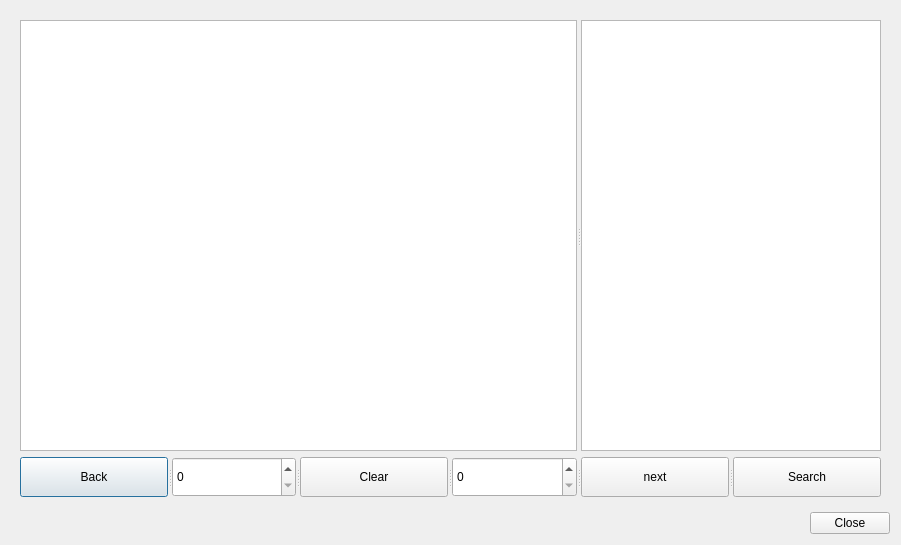
This is admin_client/client_gui/app/UserLookup/forms/UserLookup.ui in deskos-xp/SaffronServer as Qt 5 draws it before an edit. The edited form follows.
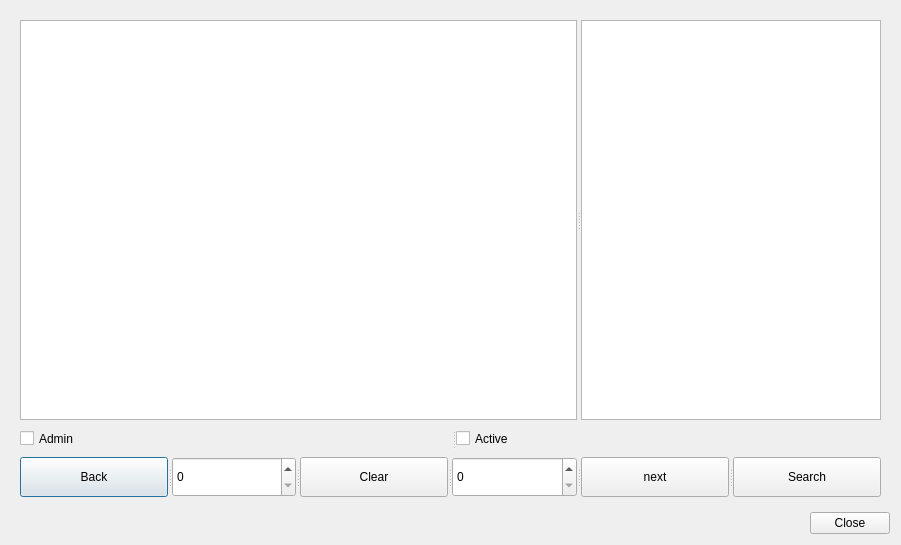
This is the edited form.

Commit message: added requests functionality to user look up dialog

```diff
--- a/admin_client/client_gui/app/UserLookup/forms/UserLookup.ui
+++ b/admin_client/client_gui/app/UserLookup/forms/UserLookup.ui
@@ -35,6 +35,47 @@
         </widget>
        </item>
        <item row="1" column="0">
+        <widget class="QSplitter" name="splitter_3">
+         <property name="maximumSize">
+          <size>
+           <width>16777215</width>
+           <height>25</height>
+          </size>
+         </property>
+         <property name="orientation">
+          <enum>Qt::Horizontal</enum>
+         </property>
+         <widget class="QCheckBox" name="exclude_admin">
+          <property name="maximumSize">
+           <size>
+            <width>16777215</width>
+            <height>25</height>
+           </size>
+          </property>
+          <property name="text">
+           <string>Admin</string>
+          </property>
+          <attribute name="buttonGroup">
+           <string notr="true">excluders</string>
+          </attribute>
+         </widget>
+         <widget class="QCheckBox" name="exclude_active">
+          <property name="maximumSize">
+           <size>
+            <width>16777215</width>
+            <height>25</height>
+           </size>
+          </property>
+          <property name="text">
+           <string>Active</string>
+          </property>
+          <attribute name="buttonGroup">
+           <string notr="true">excluders</string>
+          </attribute>
+         </widget>
+        </widget>
+       </item>
+       <item row="2" column="0">
         <widget class="QSplitter" name="splitter">
          <property name="orientation">
           <enum>Qt::Horizontal</enum>
```
Left out of the diff: 7 changed lines with no effect on the pictures. The commit also changes 11 other files.
